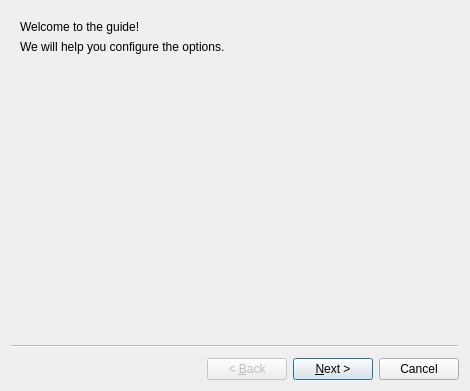
Qt form src/qt/wizardui.ui (DreamHelium/dhlrc) before a commit.
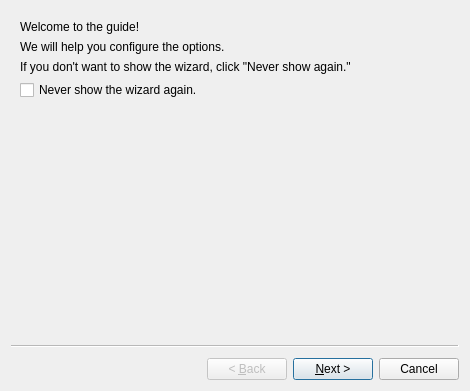
The same form after that commit. Icons and pictures are not drawn.

```diff
--- a/src/qt/wizardui.ui
+++ b/src/qt/wizardui.ui
@@ -31,6 +31,20 @@
         </property>
        </widget>
       </item>
+      <item>
+       <widget class="QLabel" name="label_14">
+        <property name="text">
+         <string>If you don't want to show the wizard, click &quot;Never show again.&quot;</string>
+        </property>
+       </widget>
+      </item>
+      <item>
+       <widget class="QCheckBox" name="neverShowBox">
+        <property name="text">
+         <string>Never show the wizard again.</string>
+        </property>
+       </widget>
+      </item>
      </layout>
     </item>
    </layout>
```
